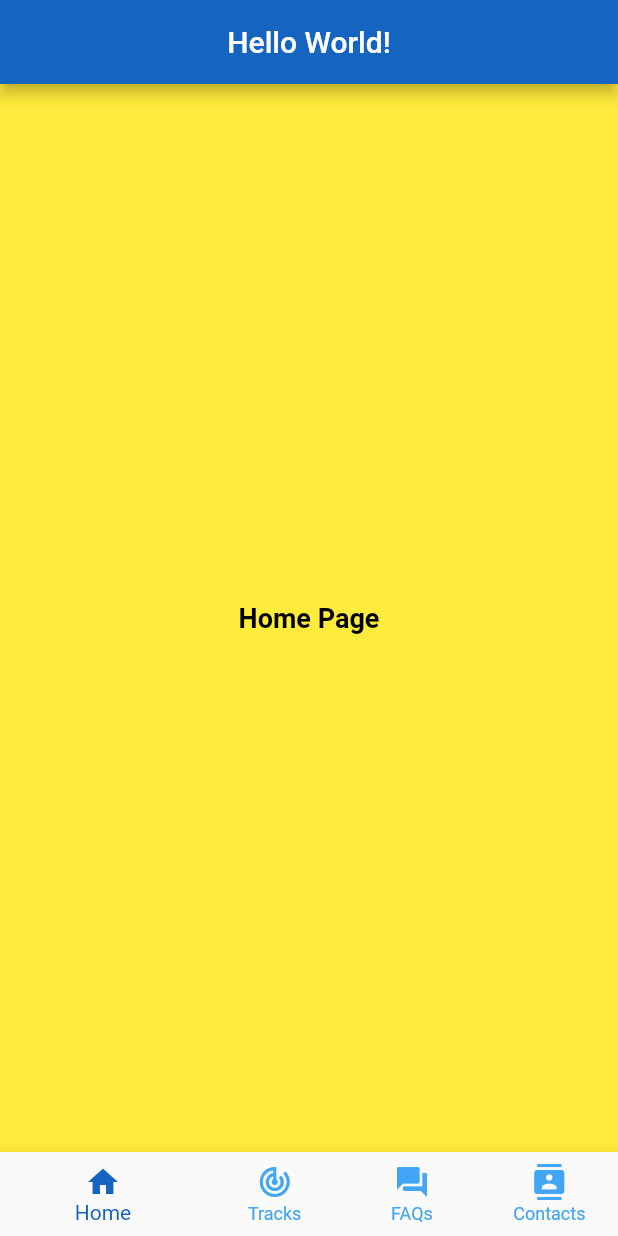
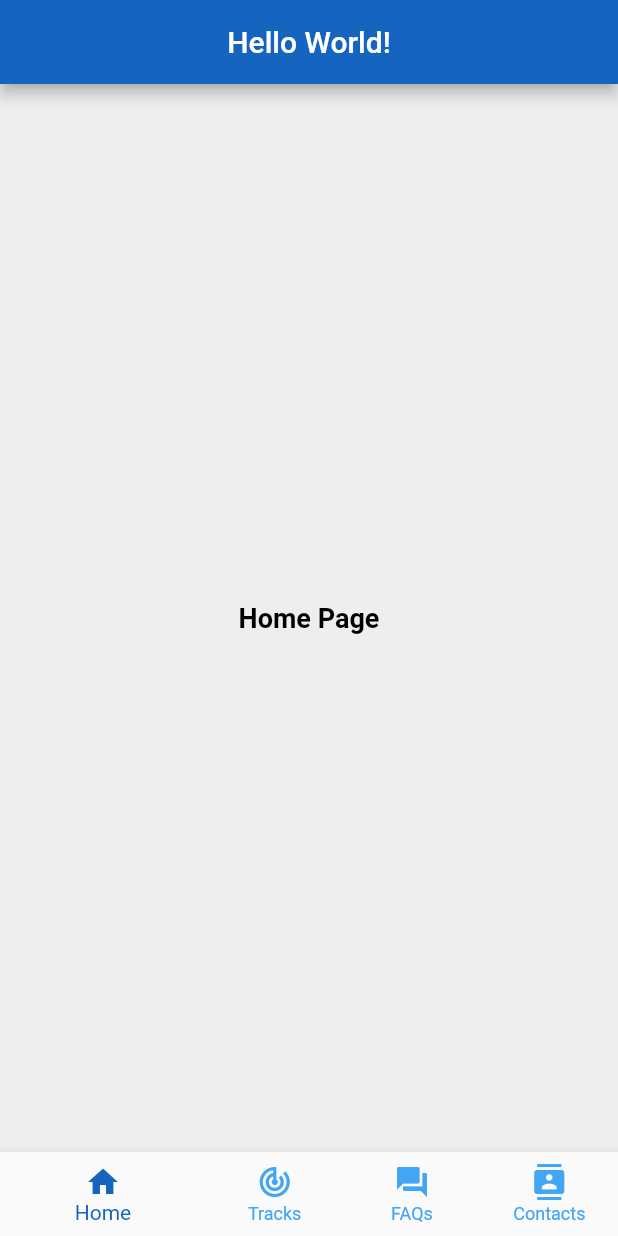
Before and after one commit to Vervit-cz/Vervit_Application, a Flutter app: the screen it shows after launch, on a phone screen of 412 x 824 dp. Run offline on Flutter 3.47's test engine with Material 2 defaults, Android fonts, the phone set to English and light mode, and no system bars.

Commit message:
modify main.dart

```diff
--- a/vervit_app/lib/main.dart
+++ b/vervit_app/lib/main.dart
@@ -33,7 +33,7 @@ class _HomeState extends State<Home> {
   @override
   Widget build(BuildContext context) {
     return Scaffold(
-      backgroundColor: Colors.yellow,
+      backgroundColor: Colors.grey[200],
       appBar: AppBar(
         backgroundColor: Colors.blue[800],
         title: Text('Hello World!'),
```
Also changed, not shown: 8 other files.
